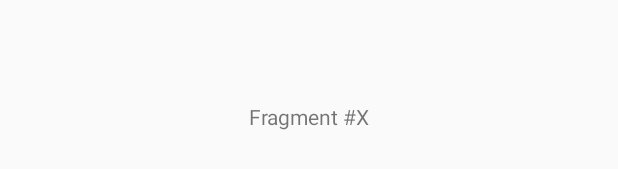
After one commit to vfpimenta/dm-studio, an Android app: the layout fragment_page.xml on its own in the app's theme, with its tools: preview values and no code run, on a phone screen of 412 x 824 dp. The commit adds this screen. Shown: the part 501-670 px from the top of the screen. Run offline under Robolectric (Android 15) with nearby library versions, the phone set to English and light mode, and no system bars.

Commit message:
Started multi-tab view.

```diff
--- a/app/build.gradle
+++ b/app/build.gradle
@@ -26,5 +26,6 @@ dependencies {
     })
     compile 'com.android.support:appcompat-v7:26.+'
     compile 'com.android.support.constraint:constraint-layout:1.0.2'
+    compile 'com.astuetz:pagerslidingtabstrip:1.0.1'
     testCompile 'junit:junit:4.12'
 }
--- /dev/null
+++ b/app/src/main/res/layout/fragment_page.xml
@@ -0,0 +1,11 @@
+<?xml version="1.0" encoding="utf-8"?>
+<LinearLayout xmlns:android="http://schemas.android.com/apk/res/android"
+android:orientation="vertical" android:layout_width="match_parent"
+android:layout_height="match_parent">
+<TextView
+    android:id="@+id/tvTitle"
+    android:text="Fragment #X"
+    android:layout_width="match_parent"
+    android:layout_height="match_parent"
+    android:gravity="center" />
+</LinearLayout>
```
Also changed, not shown: app/src/main/java/vfpimenta/dungeonmasterstudio/MainActivity.java (+12 -0 lines), app/src/main/java/vfpimenta/dungeonmasterstudio/PageFragment.java (added, +38 -0 lines), app/src/main/java/vfpimenta/dungeonmasterstudio/SampleFragmentPagerAdapter.java (added, +31 -0 lines), app/src/main/res/layout/activity_main.xml (+14 -11 lines).
